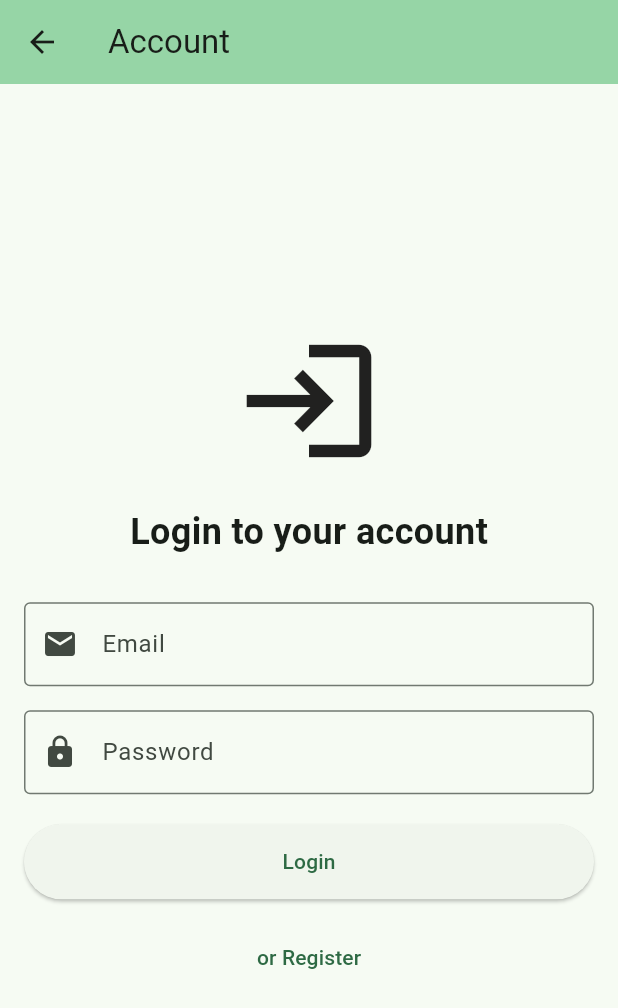
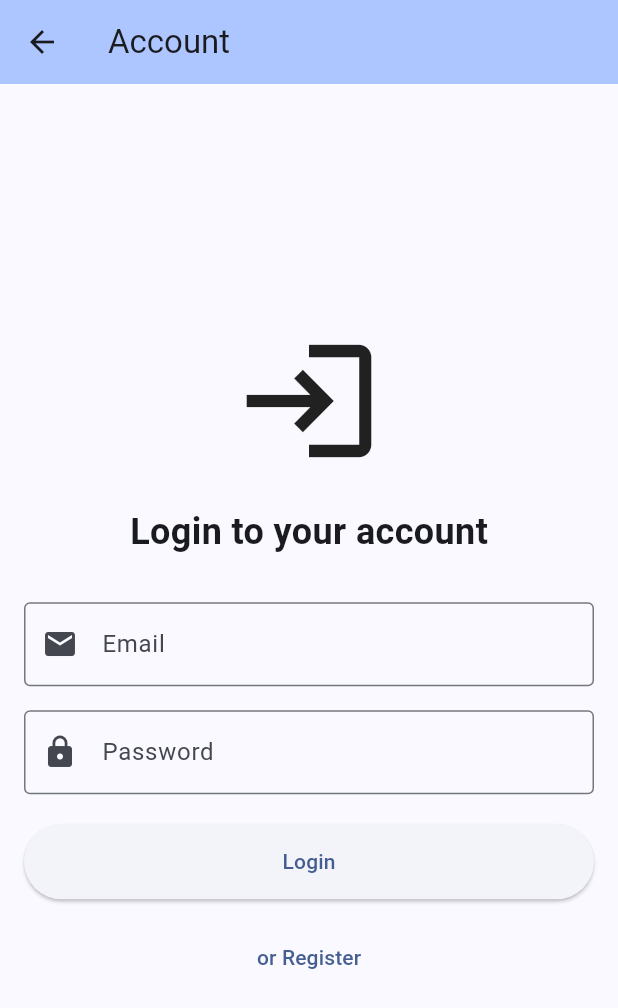
Before and after one commit to RamSabah/threeprint, a Flutter app: the screen it shows after launch, after a tap on the "menu" icon, after a tap on "Account", on a phone screen of 412 x 824 dp. Shown: the top 1008 px of the screen. Run offline on Flutter 3.47's test engine with Material 3 defaults, Android fonts, the phone set to English and light mode, and no system bars; our stand-ins replace cloud_firestore, firebase_auth, firebase_core, flutter_svg; accounts and stored records are empty; network calls fail.

Commit message:
Update coloors

```diff
--- a/lib/BaseColors.dart
+++ b/lib/BaseColors.dart
@@ -1,5 +1,5 @@
 class BaseColors {
   final String ColorGreen = "#2BAE66";
-  final String ColorLight = "#FCF6F5";
+  final String ColorLight = "#FFFFFF";
 
 }
--- a/lib/main.dart
+++ b/lib/main.dart
@@ -24,8 +24,8 @@ class MyApp extends StatelessWidget {
       debugShowCheckedModeBanner: false,
       theme: ThemeData(
         colorScheme: ColorScheme.fromSeed(
-          seedColor: Color(int.parse(baseColors.ColorGreen.replaceFirst('#', '0xFF'))),
-          secondary: Color(int.parse(baseColors.ColorLight.replaceFirst('#', '0xFF'))),
+          seedColor: const Color(0xFF50586C), // Dark blue-gray color as requested
+          secondary: const Color(0xFFFFFFFF),
         ),
       ),
       home: const MainNavigation(),
--- a/lib/navigation/main_navigation.dart
+++ b/lib/navigation/main_navigation.dart
@@ -1,5 +1,5 @@
 import 'package:flutter/material.dart';
-import '../pages/home_page.dart';
+import '../pages/Home.dart';
 import '../pages/add_filament_page.dart';
 import '../pages/search_page.dart';
 import '../pages/settings_page.dart';
--- a/lib/pages/user_filament_detail_page.dart
+++ b/lib/pages/UserHome.dart
@@ -64,9 +64,9 @@ class _UserFilamentDetailPageState extends State<UserFilamentDetailPage> {
         if (mounted) {
           Navigator.of(context).pop();
           ScaffoldMessenger.of(context).showSnackBar(
-            const SnackBar(
-              content: Text('Filament deleted successfully'),
-              backgroundColor: Colors.green,
+            SnackBar(
+              content: const Text('Filament deleted successfully'),
+              backgroundColor: Theme.of(context).colorScheme.primary,
             ),
           );
         }
--- a/pubspec.yaml
+++ b/pubspec.yaml
@@ -42,6 +42,7 @@ dependencies:
   uuid: ^4.5.1
   url_launcher: ^6.2.2
   path_provider: ^2.1.2
+  flutter_svg: ^2.0.9
 
 dev_dependencies:
   flutter_test:
@@ -68,6 +69,7 @@ flutter:
   # To add assets to your application, add an assets section, like this:
   assets:
     - lib/assets/icons/
+    - lib/assets/svg/
 
   # An image asset can refer to one or more resolution-specific "variants", see
   # https://flutter.dev/to/resolution-aware-images
```
Also changed, not shown: lib/pages/Home.dart (renamed from lib/pages/home_page.dart, +11 -10 lines), lib/assets/svg/Roll.svg (added), pubspec.lock.
